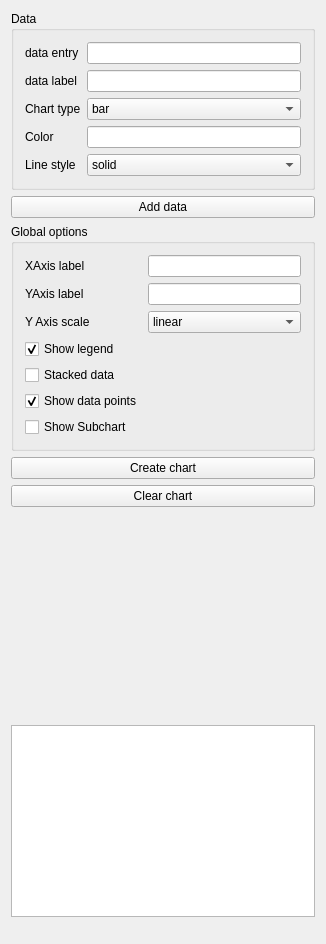
The window that Plugins/org.mitk.gui.qt.chartExample/src/internal/ChartExampleControls.ui (MITK/MITK) describes before a commit, drawn with Qt 5.
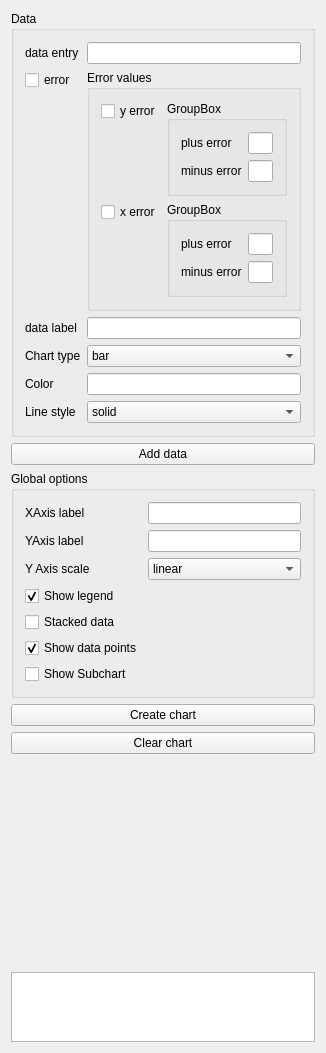
The same window after the commit. Custom widgets are drawn as their Qt base class.

Commit message: Error bars can now be testet in the example plugin Fixes T25971

Patch:
```diff
--- a/Plugins/org.mitk.gui.qt.chartExample/src/internal/ChartExampleControls.ui
+++ b/Plugins/org.mitk.gui.qt.chartExample/src/internal/ChartExampleControls.ui
@@ -28,23 +28,6 @@
      <layout class="QVBoxLayout" name="verticalLayout_2">
       <item>
        <layout class="QFormLayout" name="formLayout">
-        <item row="1" column="0">
-         <widget class="QLabel" name="label_5">
-          <property name="text">
-           <string>data label</string>
-          </property>
-         </widget>
-        </item>
-        <item row="1" column="1">
-         <widget class="QLineEdit" name="m_lineEditDataLabel">
-          <property name="sizePolicy">
-           <sizepolicy hsizetype="Expanding" vsizetype="Preferred">
-            <horstretch>0</horstretch>
-            <verstretch>0</verstretch>
-           </sizepolicy>
-          </property>
-         </widget>
-        </item>
         <item row="0" column="0">
          <widget class="QLabel" name="label">
           <property name="text">
@@ -65,58 +48,38 @@
           </property>
          </widget>
         </item>
-        <item row="3" column="0">
-         <widget class="QLabel" name="label_7">
+        <item row="1" column="0">
+         <widget class="QCheckBox" name="m_checkBoxEnableErrors">
           <property name="text">
-           <string>Color</string>
+           <string>error</string>
           </property>
          </widget>
         </item>
-        <item row="3" column="1">
-         <widget class="QLineEdit" name="m_lineEditColor">
-          <property name="sizePolicy">
-           <sizepolicy hsizetype="Expanding" vsizetype="Preferred">
-            <horstretch>0</horstretch>
-            <verstretch>0</verstretch>
-           </sizepolicy>
-          </property>
-         </widget>
-        </item>
-        <item row="4" column="0">
-         <widget class="QLabel" name="label_8">
-          <property name="text">
-           <string>Line style</string>
-          </property>
-         </widget>
-        </item>
-        <item row="4" column="1">
-         <widget class="QComboBox" name="m_comboBoxLineStyle">
-          <property name="sizePolicy">
-           <sizepolicy hsizetype="Preferred" vsizetype="Preferred">
-            <horstretch>0</horstretch>
-            <verstretch>0</verstretch>
-           </sizepolicy>
-          </property>
-          <item>
-           <property name="text">
-            <string>solid</string>
-           </property>
-          </item>
-          <item>
-           <property name="text">
-            <string>dashed</string>
-           </property>
-          </item>
-         </widget>
-        </item>
         <item row="2" column="0">
+         <widget class="QLabel" name="label_5">
+          <property name="text">
+           <string>data label</string>
+          </property>
+         </widget>
+        </item>
+        <item row="2" column="1">
+         <widget class="QLineEdit" name="m_lineEditDataLabel">
+          <property name="sizePolicy">
+           <sizepolicy hsizetype="Expanding" vsizetype="Preferred">
+            <horstretch>0</horstretch>
+            <verstretch>0</verstretch>
+           </sizepolicy>
+          </property>
+         </widget>
+        </item>
+        <item row="3" column="0">
          <widget class="QLabel" name="label_2">
           <property name="text">
            <string>Chart type</string>
           </property>
          </widget>
         </item>
-        <item row="2" column="1">
+        <item row="3" column="1">
          <widget class="QComboBox" name="m_comboBoxChartType">
           <property name="sizePolicy">
            <sizepolicy hsizetype="Preferred" vsizetype="Preferred">
@@ -156,6 +119,181 @@
           </item>
          </widget>
         </item>
+        <item row="4" column="0">
+         <widget class="QLabel" name="label_7">
+          <property name="text">
+           <string>Color</string>
+          </property>
+         </widget>
+        </item>
+        <item row="4" column="1">
+         <widget class="QLineEdit" name="m_lineEditColor">
+          <property name="sizePolicy">
+           <sizepolicy hsizetype="Expanding" vsizetype="Preferred">
+            <horstretch>0</horstretch>
+            <verstretch>0</verstretch>
+           </sizepolicy>
+          </property>
+         </widget>
+        </item>
+        <item row="5" column="0">
+         <widget class="QLabel" name="label_8">
+          <property name="text">
+           <string>Line style</string>
+          </property>
+         </widget>
+        </item>
+        <item row="5" column="1">
+         <widget class="QComboBox" name="m_comboBoxLineStyle">
+          <property name="sizePolicy">
+           <sizepolicy hsizetype="Preferred" vsizetype="Preferred">
+            <horstretch>0</horstretch>
+            <verstretch>0</verstretch>
+           </sizepolicy>
+          </property>
+          <item>
+           <property name="text">
+            <string>solid</string>
+           </property>
+          </item>
+          <item>
+           <property name="text">
+            <string>dashed</string>
+           </property>
+          </item>
+         </widget>
+        </item>
+        <item row="1" column="1">
+         <widget class="QGroupBox" name="m_groupBoxErrors">
+          <property name="minimumSize">
+           <size>
+            <width>0</width>
+            <height>0</height>
+           </size>
+          </property>
+          <property name="title">
+           <string>Error values</string>
+          </property>
+          <layout class="QVBoxLayout" name="verticalLayout_4">
+           <item>
+            <layout class="QFormLayout" name="formLayout_3">
+             <item row="0" column="0">
+              <widget class="QCheckBox" name="m_checkBoxEnableYErrors">
+               <property name="text">
+                <string>y error</string>
+               </property>
+              </widget>
+             </item>
+             <item row="2" column="0">
+              <widget class="QCheckBox" name="m_checkBoxEnableXErrors">
+               <property name="text">
+                <string>x error</string>
+               </property>
+              </widget>
+             </item>
+             <item row="2" column="1">
+              <widget class="QGroupBox" name="m_groupBoxXErrors">
+               <property name="minimumSize">
+                <size>
+                 <width>0</width>
+                 <height>0</height>
+                </size>
+               </property>
+               <property name="title">
+                <string>GroupBox</string>
+               </property>
+               <layout class="QVBoxLayout" name="verticalLayout_6">
+                <item>
+                 <layout class="QFormLayout" name="formLayout_5">
+                  <item row="0" column="0">
+                   <widget class="QLabel" name="label_11">
+                    <property name="text">
+                     <string>plus error</string>
+                    </property>
+                   </widget>
+                  </item>
+                  <item row="1" column="0">
+                   <widget class="QLabel" name="label_12">
+                    <property name="text">
+                     <string>minus error</string>
+                    </property>
+                   </widget>
+                  </item>
+                  <item row="0" column="1">
+                   <widget class="QLineEdit" name="m_lineEditXErrorPlus"/>
+                  </item>
+                  <item row="1" column="1">
+                   <widget class="QLineEdit" name="m_lineEditXErrorMinus"/>
+                  </item>
+                 </layout>
+                </item>
+               </layout>
+              </widget>
+             </item>
+             <item row="0" column="1">
+              <widget class="QGroupBox" name="m_groupBoxYErrors">
+               <property name="minimumSize">
+                <size>
+                 <width>0</width>
+                 <height>0</height>
+                </size>
+               </property>
+               <property name="title">
+                <string>GroupBox</string>
+               </property>
+               <layout class="QVBoxLayout" name="verticalLayout_5">
+                <item>
+                 <layout class="QFormLayout" name="formLayout_4">
+                  <item row="0" column="0">
+                   <widget class="QLabel" name="label_10">
+                    <property name="text">
+                     <string>plus error</string>
+                    </property>
+                   </widget>
+                  </item>
+                  <item row="0" column="1">
+                   <widget class="QLineEdit" name="m_lineEditYErrorPlus">
+                    <property name="sizePolicy">
+                     <sizepolicy hsizetype="Expanding" vsizetype="Preferred">
+                      <horstretch>0</horstretch>
+                      <verstretch>0</verstretch>
+                     </sizepolicy>
+                    </property>
+                    <property name="text">
+                     <string/>
+                    </property>
+                   </widget>
+                  </item>
+                  <item row="1" column="1">
+                   <widget class="QLineEdit" name="m_lineEditYErrorMinus">
+                    <property name="sizePolicy">
+                     <sizepolicy hsizetype="Expanding" vsizetype="Preferred">
+                      <horstretch>0</horstretch>
+                      <verstretch>0</verstretch>
+                     </sizepolicy>
+                    </property>
+                    <property name="text">
+                     <string/>
+                    </property>
+                   </widget>
+                  </item>
+                  <item row="1" column="0">
+                   <widget class="QLabel" name="label_6">
+                    <property name="text">
+                     <string>minus error</string>
+                    </property>
+                   </widget>
+                  </item>
+                 </layout>
+                </item>
+               </layout>
+              </widget>
+             </item>
+            </layout>
+           </item>
+          </layout>
+         </widget>
+        </item>
        </layout>
       </item>
      </layout>
```
The commit also changes 2 other files.
